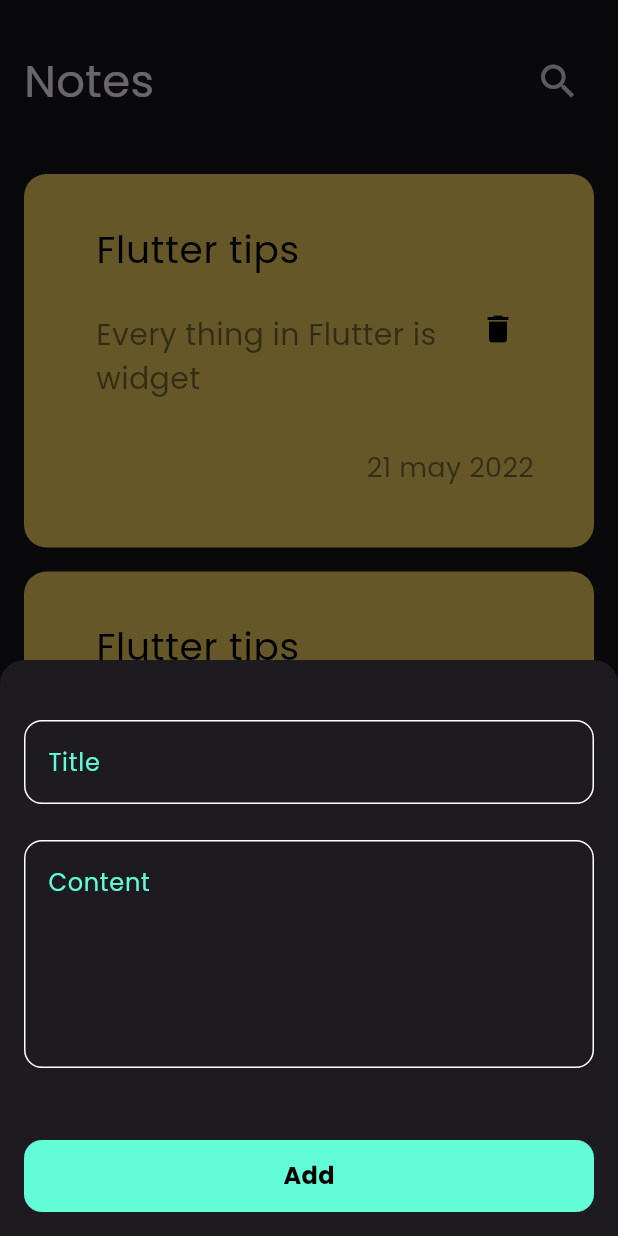
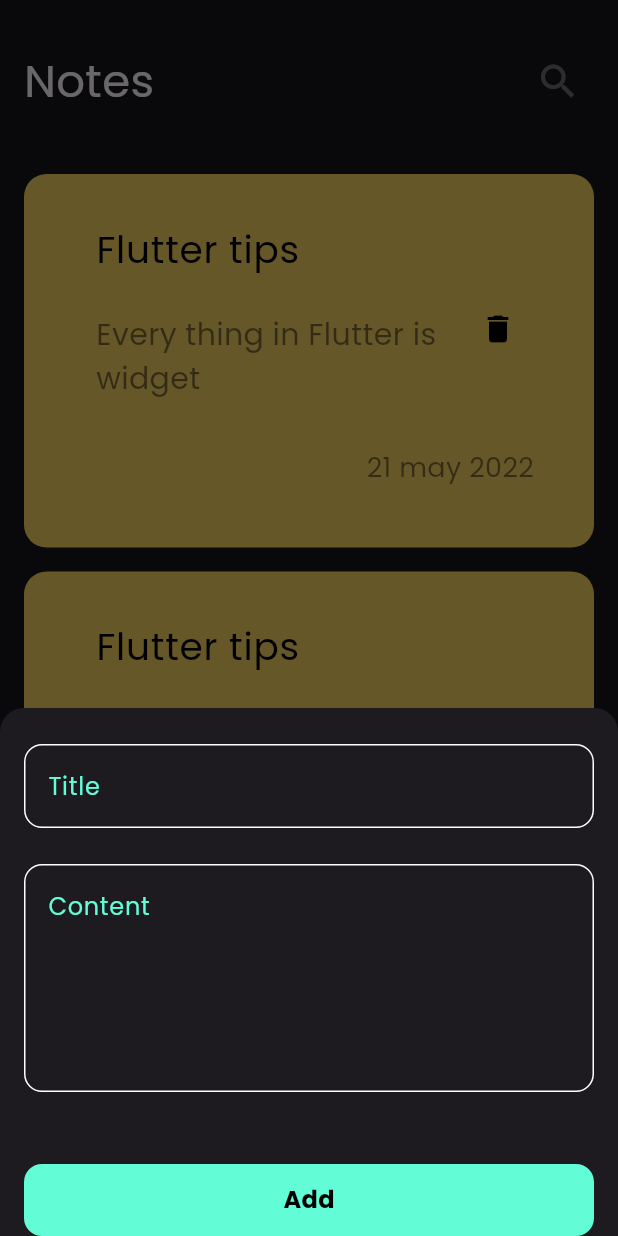
Before and after one commit to Mohammed-Elhawary/note_app, a Flutter app: the screen it shows after launch, after a tap on the "add" icon, on a phone screen of 412 x 824 dp. Run offline on Flutter 3.47's test engine with Material 3 defaults, Android fonts, the phone set to English and light mode, and no system bars.

```diff
--- a/lib/views/home_screen.dart
+++ b/lib/views/home_screen.dart
@@ -11,6 +11,7 @@ class HomeScreen extends StatelessWidget {
       floatingActionButton: FloatingActionButton(
         onPressed: () {
           showModalBottomSheet(
+            isScrollControlled: true,
             shape: RoundedRectangleBorder(
               borderRadius: BorderRadius.only(
                 topLeft: Radius.circular(16),
@@ -24,7 +25,7 @@ class HomeScreen extends StatelessWidget {
           );
         },
         backgroundColor: Colors.tealAccent,
-        child: Icon (Icons.add, color: Colors.black),
+        child: Icon(Icons.add, color: Colors.black),
       ),
       body: NotesViewBody(),
     );
--- a/lib/views/widgets/add_note_bottom_sheet.dart
+++ b/lib/views/widgets/add_note_bottom_sheet.dart
@@ -9,7 +9,11 @@ class AddNoteBottomSheet extends StatelessWidget {
   @override
   Widget build(BuildContext context) {
     return Padding(
-      padding: const EdgeInsets.all(16.0),
+      padding: EdgeInsets.only(
+        left: 16,
+        right: 16,
+        bottom: MediaQuery.of(context).viewInsets.bottom,
+      ),
       child: SingleChildScrollView(
         child: Column(
           children: [
--- a/lib/views/widgets/custom_app_bar.dart
+++ b/lib/views/widgets/custom_app_bar.dart
@@ -1,8 +1,11 @@
 import 'package:flutter/material.dart';
 
 class CustomAppBar extends StatelessWidget {
-  const CustomAppBar({super.key});
+  const CustomAppBar({super.key, required this.title, required this.icon, this.onPressed});
 
+  final String title;
+  final IconData icon;
+  final VoidCallback? onPressed ;
   @override
   Widget build(BuildContext context) {
     return Padding(
@@ -10,8 +13,8 @@ class CustomAppBar extends StatelessWidget {
       child: Row(
         mainAxisAlignment: MainAxisAlignment.spaceBetween,
         children: [
-          Text("Notes", style: TextStyle(fontSize: 30)),
-          IconButton(onPressed: () {}, icon: Icon(Icons.search, size: 30)),
+          Text(title, style: TextStyle(fontSize: 30)),
+          IconButton(onPressed: onPressed, icon: Icon(icon, size: 30)),
         ],
       ),
     );
--- a/lib/views/widgets/note_card.dart
+++ b/lib/views/widgets/note_card.dart
@@ -1,11 +1,23 @@
 import 'package:flutter/material.dart';
+import 'package:notes_app/views/edit_note_view.dart';
 
 class NoteCard extends StatelessWidget {
   const NoteCard({super.key});
 
   @override
   Widget build(BuildContext context) {
-    return Container(
+    return GestureDetector(
+      onTap: () {
+        Navigator.push(
+          context,
+          MaterialPageRoute(
+            builder: (context) {
+              return EditNoteView();
+            },
+          ),
+        );
+      },
+      child: Container(
         padding: const EdgeInsets.only(top: 8, bottom: 24, left: 16),
         margin: EdgeInsets.symmetric(vertical: 8, horizontal: 16),
         width: double.infinity,
@@ -51,6 +63,7 @@ class NoteCard extends StatelessWidget {
             ],
           ),
         ),
+      ),
     );
   }
 }
--- a/lib/views/widgets/notes_view_body.dart
+++ b/lib/views/widgets/notes_view_body.dart
@@ -7,6 +7,11 @@ class NotesViewBody extends StatelessWidget {
 
   @override
   Widget build(BuildContext context) {
-    return Column(children: [CustomAppBar(), NoteListView()]);
+    return Column(
+      children: [
+        CustomAppBar(title: 'Notes', icon: Icons.search),
+        NoteListView(),
+      ],
+    );
   }
 }
```
Also changed, not shown: lib/models/note_model.dart (added, +11 -0 lines), lib/views/edit_note_view.dart (added, +10 -0 lines), lib/views/widgets/edit_note_view_body.dart (added, +26 -0 lines), lib/main.dart (line endings or trailing spaces). Lines whose indentation alone changed are shown as unchanged.
